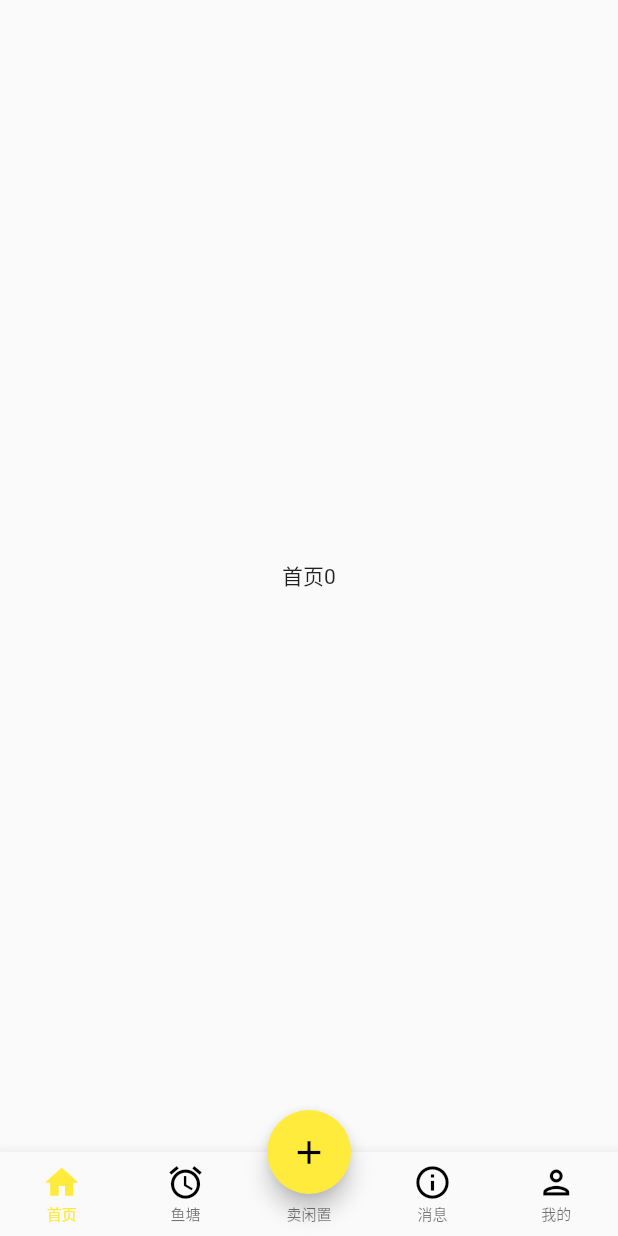
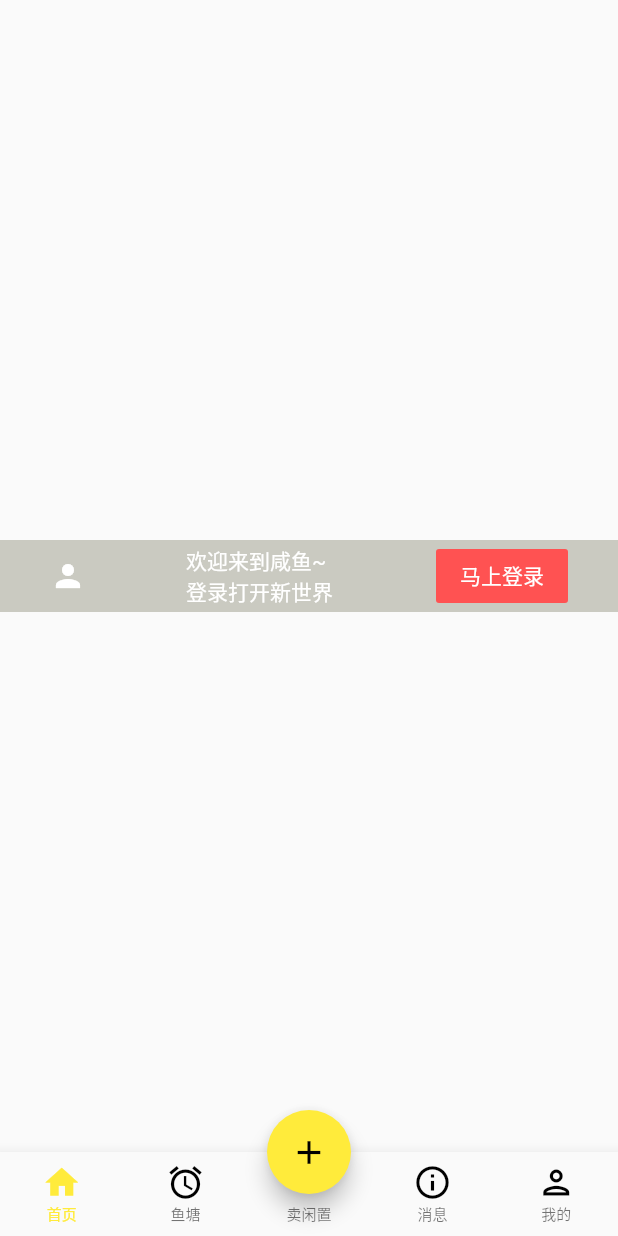
Before and after one commit to BB-Code/fishflutter, a Flutter app: the screen it shows after launch, on a phone screen of 412 x 824 dp. Run offline on Flutter 3.47's test engine with Material 2 defaults, Android fonts, the phone set to English and light mode, and no system bars.

Commit message:
:tada: add mask component

```diff
--- /dev/null
+++ b/lib/components/Mask.dart
@@ -0,0 +1,31 @@
+import 'package:flutter/material.dart';
+
+class Mask extends StatelessWidget {
+  const Mask({Key key}) : super(key: key);
+
+  @override
+  Widget build(BuildContext context) {
+    return Container(
+        color: Color.fromARGB(59, 41, 41, 2),
+        child: Row(
+          mainAxisSize: MainAxisSize.max,
+          mainAxisAlignment: MainAxisAlignment.spaceAround,
+          crossAxisAlignment: CrossAxisAlignment.center,
+          children: [
+            Icon(Icons.person, color: Colors.white),
+            SizedBox(
+              width: 100,
+              child: Text(
+                "欢迎来到咸鱼~ 登录打开新世界",
+                style: TextStyle(color: Colors.white),
+              ),
+            ),
+            FlatButton(
+              color: Colors.redAccent[200],
+              onPressed: () {},
+              child: Text("马上登录", style: TextStyle(color: Colors.white)),
+            )
+          ],
+        ));
+  }
+}
--- a/lib/pages/Home.dart
+++ b/lib/pages/Home.dart
@@ -1,3 +1,4 @@
+import 'package:fishflutter/components/Mask.dart';
 import 'package:fishflutter/provider/Counter.dart';
 import 'package:flutter/material.dart';
 import 'package:provider/provider.dart';
@@ -12,7 +13,7 @@ class HomeState extends State<Home> {
   Widget build(BuildContext context) {
     final counter = Provider.of<Counter>(context);
     return Center(
-      child: Text("首页${counter.count}"),
+      child: Mask(),
     );
   }
 }
```
